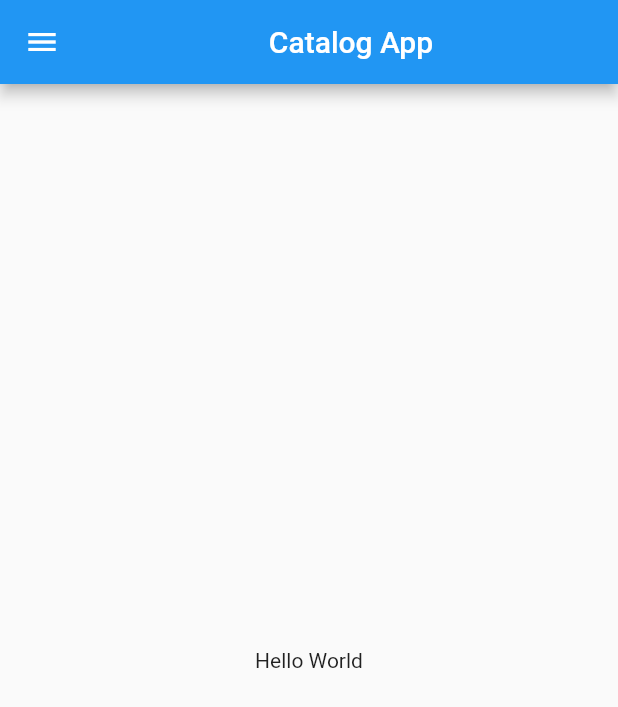
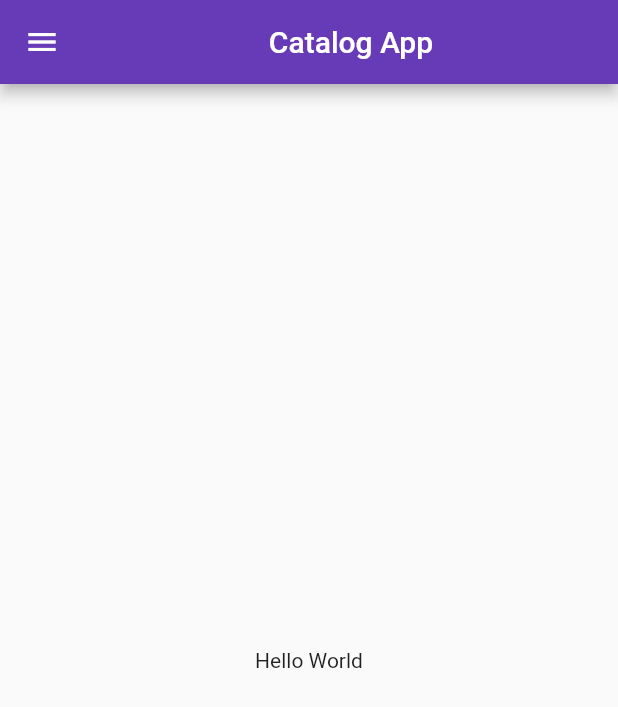
Before and after one commit to VarunStarz/flutter_application_1, a Flutter app: the screen it shows after launch, on a phone screen of 412 x 824 dp. Shown: the top 707 px of the screen. Run offline on Flutter 3.47's test engine with Material 2 defaults, Android fonts, the phone set to English and light mode, and no system bars.

Commit message:
day 3 completed

```diff
--- a/lib/main.dart
+++ b/lib/main.dart
@@ -1,5 +1,6 @@
 import 'package:flutter/material.dart';
-import 'package:flutter_application_1/homepage.dart';
+import 'package:flutter_application_1/pages/homepage.dart';
+import 'package:flutter_application_1/pages/loginpage.dart';
 
 void main(List<String> args) {
   runApp(MyApp());
@@ -8,6 +9,16 @@ void main(List<String> args) {
 class MyApp extends StatelessWidget {
   @override
   Widget build(BuildContext context) {
-    return MaterialApp(home: HomePage());
+    return MaterialApp(
+      theme: ThemeData(primarySwatch: Colors.deepPurple),
+      themeMode: ThemeMode.light,
+      darkTheme: ThemeData(brightness: Brightness.dark),
+      initialRoute: "/home",
+      routes: {
+        "/": (context) => LoginPage(),
+        "/home": (context) => HomePage(),
+        "/login": (context) => LoginPage()
+      },
+    );
   }
 }
```
Also changed, not shown: lib/pages/loginpage.dart (added, +17 -0 lines), lib/pages/homepage.dart (renamed from lib/homepage.dart).
